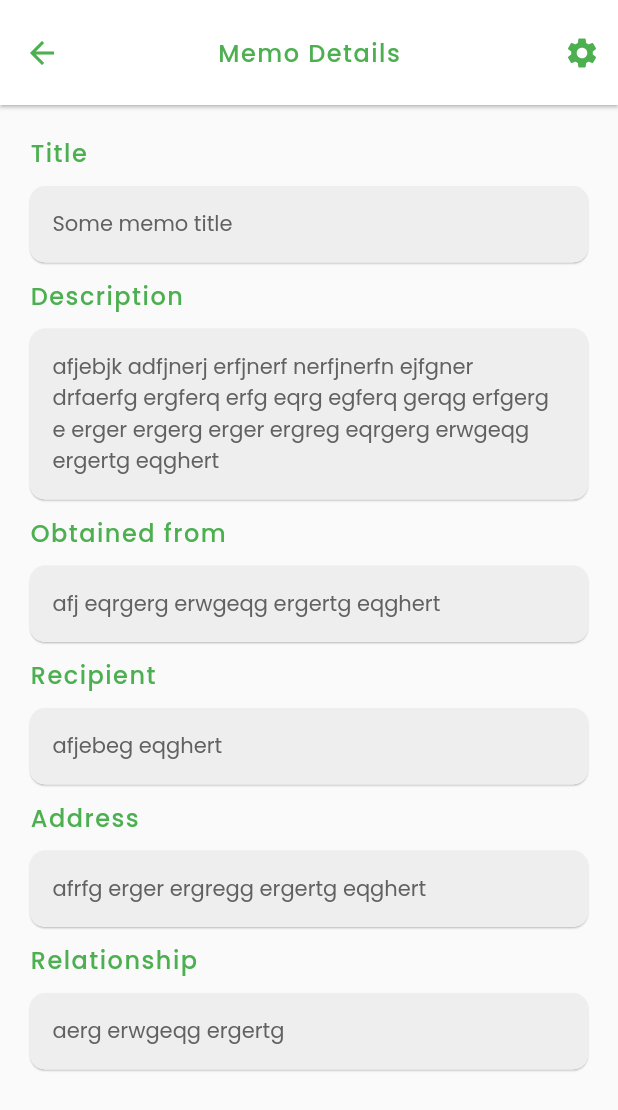
After one commit to Jonathan-Multivurse/Memo, a Flutter app: the MemoDetailsScreen screen opened by its route, on a phone screen of 412 x 824 dp. The commit adds this screen. Shown: the top 1110 px of the screen. Run offline on Flutter 3.47's test engine with Material 2 defaults, Android fonts, the phone set to English and light mode, and no system bars; our stand-ins replace bloc, carousel_slider, cloud_firestore, firebase_auth, firebase_core, flutter_bloc and 3 more; missing offline and left inert: cloud_firestore_web, firebase_auth_web, firebase_core_web, image_picker_for_web, shared_preferences_web; accounts and stored records are empty.

Commit message:
memo form and details

```diff
--- a/lib/app.dart
+++ b/lib/app.dart
@@ -1,6 +1,7 @@
 import 'package:flutter/material.dart';
 import 'package:ppm/screens/account.dart';
 import 'package:ppm/screens/home.dart';
+import 'package:ppm/screens/memo.dart';
 
 class App extends StatefulWidget {
   @override
@@ -18,7 +19,7 @@ class _AppState extends State<App> {
 
   static List<Widget> _widgetOptions = <Widget>[
     Container(child: Home()),
-    Container(child: Center(child: Text('Tasks'))),
+    Container(child: Memo()),
     Container(child: Account()),
   ];
 
@@ -61,7 +62,6 @@ class _AppState extends State<App> {
           currentIndex: _selectedIndex,
           selectedItemColor: Colors.green[500],
           unselectedItemColor: Colors.grey[700],
-
           onTap: _onItemTapped,
           type: BottomNavigationBarType.fixed,
         ),
--- a/lib/screens/account.dart
+++ b/lib/screens/account.dart
@@ -56,13 +56,13 @@ class _AccountState extends State<Account> {
         child: Column(
           children: [
             AccountDetails(),
-            MemoEmpty()
-            // MemoTile(
-            //   title: title,
-            //   type: type,
-            //   detials: details,
-            //   date: date,
-            // ),
+            // MemoEmpty()
+            MemoTile(
+              title: title,
+              type: type,
+              detials: details,
+              date: date,
+            ),
           ],
         ),
       ),
--- /dev/null
+++ b/lib/screens/memo.dart
@@ -0,0 +1,20 @@
+import 'package:flutter/material.dart';
+import 'package:ppm/widgets/memo/form.dart';
+import 'package:ppm/widgets/memo/header.dart';
+
+class Memo extends StatefulWidget {
+  const Memo({Key? key}) : super(key: key);
+
+  @override
+  _MemoState createState() => _MemoState();
+}
+
+class _MemoState extends State<Memo> {
+  @override
+  Widget build(BuildContext context) {
+    return Container(
+        child: Column(
+      children: [MemoHeader(), MemoForm()],
+    ));
+  }
+}
--- /dev/null
+++ b/lib/screens/memo_details.dart
@@ -0,0 +1,181 @@
+import 'package:flutter/material.dart';
+import 'package:ppm/theme/theme.dart';
+
+class MemoDetailsScreen extends StatelessWidget {
+  const MemoDetailsScreen({Key? key}) : super(key: key);
+
+  @override
+  Widget build(BuildContext context) {
+    return Scaffold(
+      appBar: PreferredSize(
+        preferredSize: Size.fromHeight(70),
+        child: Material(
+          elevation: 1,
+          child: AppBar(
+            toolbarHeight: 70,
+            backgroundColor: Colors.white,
+            elevation: 0,
+            title: Text(
+              'Memo Details',
+              style: theme.textTheme.headline3,
+            ),
+            centerTitle: true,
+            leading: IconButton(
+              splashColor: Colors.transparent,
+              highlightColor: Colors.transparent,
+              color: Colors.green[500],
+              icon: Icon(Icons.arrow_back),
+              onPressed: () {
+                Navigator.pop(context);
+              },
+            ),
+            actions: <Widget>[
+              IconButton(
+                splashColor: Colors.transparent,
+                highlightColor: Colors.transparent,
+                color: Colors.green[500],
+                icon: Icon(Icons.settings),
+                onPressed: () {
+                  // do something
+                },
+              )
+            ],
+            automaticallyImplyLeading: false,
+          ),
+        ),
+      ),
+      body: Container(
+          padding: EdgeInsets.all(20),
+          child: ListView(
+            children: [
+              Text(
+                'Title',
+                style: theme.textTheme.headline3,
+              ),
+              SizedBox(height: 10),
+              Material(
+                borderRadius: BorderRadius.circular(10),
+                elevation: 0.5,
+                child: Container(
+                  padding: EdgeInsets.all(15),
+                  decoration: BoxDecoration(
+                      color: Colors.grey[200],
+                      borderRadius: BorderRadius.circular(10)),
+                  child: Flexible(
+                      child: Text(
+                    'Some memo title',
+                    style: theme.textTheme.subtitle2,
+                  )),
+                ),
+              ),
+              SizedBox(height: 10),
+              Text(
+                'Description',
+                style: theme.textTheme.headline3,
+              ),
+              SizedBox(height: 10),
+              Material(
+                borderRadius: BorderRadius.circular(10),
+                elevation: 0.5,
+                child: Container(
+                  padding: EdgeInsets.all(15),
+                  decoration: BoxDecoration(
+                      color: Colors.grey[200],
+                      borderRadius: BorderRadius.circular(10)),
+                  child: Flexible(
+                      child: Text(
+                    'afjebjk adfjnerj erfjnerf nerfjnerfn ejfgner  drfaerfg ergferq erfg eqrg egferq gerqg erfgerg e erger ergerg erger ergreg eqrgerg erwgeqg ergertg eqghert ',
+                    style: theme.textTheme.subtitle2,
+                  )),
+                ),
+              ),
+              SizedBox(height: 10),
+              Text(
+                'Obtained from',
+                style: theme.textTheme.headline3,
+              ),
+              SizedBox(height: 10),
+              Material(
+                borderRadius: BorderRadius.circular(10),
+                elevation: 0.5,
+                child: Container(
+                  padding: EdgeInsets.all(15),
+                  decoration: BoxDecoration(
+                      color: Colors.grey[200],
+                      borderRadius: BorderRadius.circular(10)),
+                  child: Flexible(
+                      child: Text(
+                    'afj eqrgerg erwgeqg ergertg eqghert ',
+                    style: theme.textTheme.subtitle2,
+                  )),
+                ),
+              ),
+              SizedBox(height: 10),
+              Text(
+                'Recipient',
+                style: theme.textTheme.headline3,
+              ),
+              SizedBox(height: 10),
+              Material(
+                borderRadius: BorderRadius.circular(10),
+                elevation: 0.5,
+                child: Container(
+                  padding: EdgeInsets.all(15),
+                  decoration: BoxDecoration(
+                      color: Colors.grey[200],
+                      borderRadius: BorderRadius.circular(10)),
+                  child: Flexible(
+                      child: Text(
+                    'afjebeg eqghert ',
+                    style: theme.textTheme.subtitle2,
+                  )),
+                ),
+              ),
+              SizedBox(height: 10),
+              Text(
+                'Address',
+                style: theme.textTheme.headline3,
+              ),
+              SizedBox(height: 10),
+              Material(
+                borderRadius: BorderRadius.circular(10),
+                elevation: 0.5,
+                child: Container(
+                  padding: EdgeInsets.all(15),
+                  decoration: BoxDecoration(
+                      color: Colors.grey[200],
+                      borderRadius: BorderRadius.circular(10)),
+                  child: Flexible(
+                      child: Text(
+                    'afrfg erger ergregg ergertg eqghert ',
+                    style: theme.textTheme.subtitle2,
+                  )),
+                ),
+              ),
+              SizedBox(height: 10),
+              Text(
+                'Relationship',
+                style: theme.textTheme.headline3,
+              ),
+              SizedBox(height: 10),
+              Material(
+                borderRadius: BorderRadius.circular(10),
+                elevation: 0.5,
+                child: Container(
+                  padding: EdgeInsets.all(15),
+                  decoration: BoxDecoration(
+                      color: Colors.grey[200],
+                      borderRadius: BorderRadius.circular(10)),
+                  child: Flexible(
+                      child: Text(
+                    'aerg erwgeqg ergertg',
+                    style: theme.textTheme.subtitle2,
+                  )),
+                ),
+              ),
+              SizedBox(height: 10),
+            ],
+          )),
+    );
+  }
+}
--- a/lib/theme/theme.dart
+++ b/lib/theme/theme.dart
@@ -1,7 +1,6 @@
 import 'package:flutter/material.dart';
 
 final ThemeData theme = ThemeData(
-  brightness: Brightness.light,
   primaryColor: Colors.white,
   hoverColor: Colors.grey[200],
   highlightColor: Colors.transparent,
--- a/lib/widgets/account/account_details.dart
+++ b/lib/widgets/account/account_details.dart
@@ -36,9 +36,7 @@ class _AccountDetailsState extends State<AccountDetails> {
                       FabButtonModel(
                         tag: 'tag1',
                         onPressed: () {
-                          {
-                            Navigator.pushNamed(context, NotificationsRoute);
-                          }
+                          Navigator.pushNamed(context, NotificationsRoute);
                         },
                         child: Icon(
                           Icons.notifications,
--- a/lib/widgets/home/category.dart
+++ b/lib/widgets/home/category.dart
@@ -42,6 +42,8 @@ class _CategoryTileState extends State<CategoryTile> {
                     ),
                     SizedBox(width: 15),
                     Expanded(
+                        child: Padding(
+                      padding: const EdgeInsets.only(right: 15),
                       child: Column(
                         mainAxisAlignment: MainAxisAlignment.center,
                         crossAxisAlignment: CrossAxisAlignment.start,
@@ -53,9 +55,11 @@ class _CategoryTileState extends State<CategoryTile> {
                           SizedBox(height: 10),
                           Text(
                             widget.detials[index],
+                            textAlign: TextAlign.start,
                             style: theme.textTheme.subtitle2,
                           )
                         ],
+                      ),
                     )),
                   ],
                 ),
```
Also changed, not shown: lib/components/memo_input.dart (added, +55 -0 lines), lib/routes/routes.dart (+9 -0 lines), lib/screens/home.dart (+8 -8 lines), lib/screens/notifications.dart (+4 -4 lines), lib/widgets/account/memo_tile.dart (+5 -2 lines), lib/widgets/memo/form.dart (+129 -0 lines), lib/widgets/memo/header.dart (added, +25 -0 lines), lib/assets/images/other.png (added), 1 other file. Lines whose indentation alone changed are shown as unchanged.
